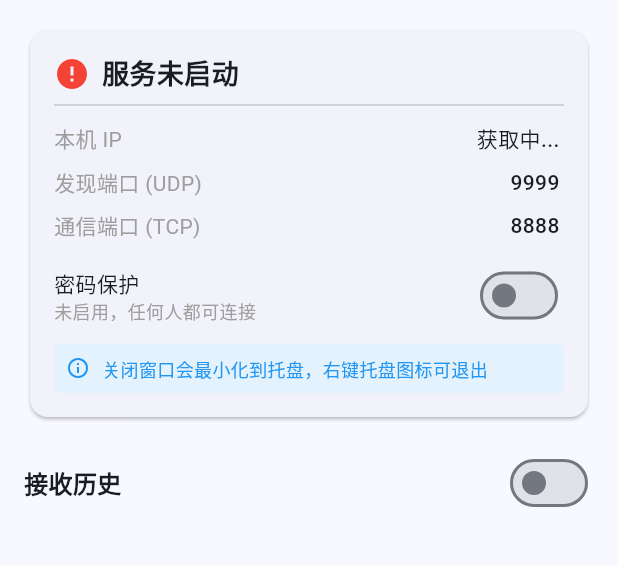
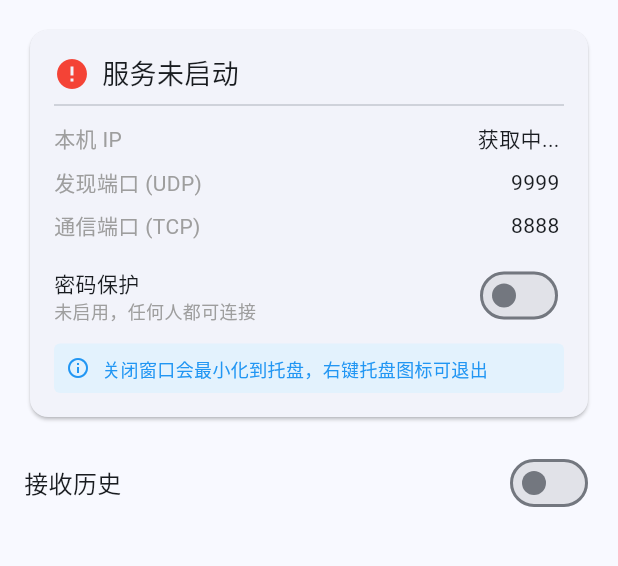
Before and after one commit to oldjs/lan_clip, a Flutter app: the DesktopScreen screen opened directly, on a phone screen of 412 x 824 dp, the part 84-650 px from its top. Run offline on Flutter 3.47's test engine with Material 3 defaults, Android fonts, the phone set to English and light mode, and no system bars; our stand-ins replace package_info_plus, shared_preferences; missing offline and left inert: clipboard_watcher, dart:ffi, keypress_simulator, launch_at_startup, network_info_plus, pasteboard and 2 more; accounts and stored records are empty; statements that could not run were skipped.

Commit message:
fix: 移除中文粗体样式，修复 Windows 字重渲染不一致问题

```diff
--- a/lib/screens/desktop_screen.dart
+++ b/lib/screens/desktop_screen.dart
@@ -462,7 +462,7 @@ class _DesktopScreenState extends State<DesktopScreen>
                         const SizedBox(width: 8),
                         Text(
                           _isRunning ? '服务运行中' : '服务未启动',
-                          style: const TextStyle(fontSize: 18, fontWeight: FontWeight.bold),
+                          style: const TextStyle(fontSize: 18),
                         ),
                       ],
                     ),
@@ -482,7 +482,7 @@ class _DesktopScreenState extends State<DesktopScreen>
                               child: Column(
                                 crossAxisAlignment: CrossAxisAlignment.start,
                                 children: [
-                                  Text('开机自启', style: TextStyle(fontWeight: FontWeight.w500)),
+                                  Text('开机自启'),
                                   Text(
                                     '开机后自动启动程序',
                                     style: TextStyle(color: Colors.grey, fontSize: 12),
@@ -508,7 +508,7 @@ class _DesktopScreenState extends State<DesktopScreen>
                               child: Column(
                                 crossAxisAlignment: CrossAxisAlignment.start,
                                 children: [
-                                  Text('启动时隐藏', style: TextStyle(fontWeight: FontWeight.w500)),
+                                  Text('启动时隐藏'),
                                   Text(
                                     '启动后自动最小化到系统托盘',
                                     style: TextStyle(color: Colors.grey, fontSize: 12),
@@ -533,7 +533,7 @@ class _DesktopScreenState extends State<DesktopScreen>
                             child: Column(
                               crossAxisAlignment: CrossAxisAlignment.start,
                               children: [
-                                const Text('密码保护', style: TextStyle(fontWeight: FontWeight.w500)),
+                                const Text('密码保护'),
                                 Text(
                                   _passwordEnabled ? '已启用，手机连接需要密码' : '未启用，任何人都可连接',
                                   style: TextStyle(
@@ -562,7 +562,7 @@ class _DesktopScreenState extends State<DesktopScreen>
                               child: Column(
                                 crossAxisAlignment: CrossAxisAlignment.start,
                                 children: [
-                                  Text('自动粘贴', style: TextStyle(fontWeight: FontWeight.w500)),
+                                  Text('自动粘贴'),
                                   Text(
                                     '收到内容后自动在光标位置粘贴',
                                     style: TextStyle(color: Colors.grey, fontSize: 12),
@@ -588,7 +588,7 @@ class _DesktopScreenState extends State<DesktopScreen>
                               child: Column(
                                 crossAxisAlignment: CrossAxisAlignment.start,
                                 children: [
-                                  const Text('同步到手机', style: TextStyle(fontWeight: FontWeight.w500)),
+                                  const Text('同步到手机'),
                                   Text(
                                     _syncToMobile
                                         ? '已启用，复制内容将自动同步到手机 (${_connectedDevices.length}台已连接)'
@@ -639,7 +639,7 @@ class _DesktopScreenState extends State<DesktopScreen>
               children: [
                 const Text(
                   '接收历史',
-                  style: TextStyle(fontSize: 16, fontWeight: FontWeight.bold),
+                  style: TextStyle(fontSize: 16),
                 ),
                 Row(
                   children: [
@@ -708,7 +708,7 @@ class _DesktopScreenState extends State<DesktopScreen>
         mainAxisAlignment: MainAxisAlignment.spaceBetween,
         children: [
           Text(label, style: const TextStyle(color: Colors.grey)),
-          SelectableText(value, style: const TextStyle(fontWeight: FontWeight.w500)),
+          SelectableText(value),
         ],
       ),
     );
--- a/lib/screens/mobile_screen.dart
+++ b/lib/screens/mobile_screen.dart
@@ -569,7 +569,7 @@ class _MobileScreenState extends State<MobileScreen> {
                           Row(
                             mainAxisAlignment: MainAxisAlignment.spaceBetween,
                             children: [
-                              const Text('目标设备', style: TextStyle(fontSize: 16, fontWeight: FontWeight.bold)),
+                              const Text('目标设备', style: TextStyle(fontSize: 16)),
                               ElevatedButton.icon(
                                 onPressed: _isSearching ? null : _searchDevices,
                                 icon: _isSearching
--- a/lib/screens/touchpad_screen.dart
+++ b/lib/screens/touchpad_screen.dart
@@ -116,7 +116,7 @@ class _TouchpadScreenState extends State<TouchpadScreen> {
             children: [
               const Text('灵敏度', style: TextStyle(color: Colors.white70)),
               Text('${_sensitivity.toStringAsFixed(1)}x',
-                  style: const TextStyle(color: Colors.cyanAccent, fontWeight: FontWeight.bold)),
+                  style: const TextStyle(color: Colors.cyanAccent)),
             ],
           ),
           SliderTheme(
@@ -316,7 +316,6 @@ class _TouchpadScreenState extends State<TouchpadScreen> {
               style: const TextStyle(
                 color: Colors.cyanAccent,
                 fontSize: 10,
-                fontWeight: FontWeight.w500,
               ),
             ),
           ],
```
